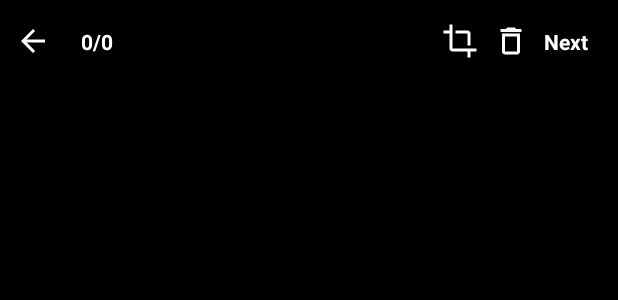
After one commit to wilson-pinto/image-viewer, an Android app: the layout dialog_image_viewer.xml on its own in the app's theme, with its tools: preview values and no code run, on a phone screen of 412 x 824 dp. The commit adds this screen. Shown: the top 300 px of the screen. Run offline under Robolectric (Android 15) with nearby library versions, the phone set to English and light mode, and no system bars.

Commit message:
added image viewer

```diff
--- a/app/build.gradle
+++ b/app/build.gradle
@@ -45,4 +45,5 @@ dependencies {
 
     implementation 'com.theartofdev.edmodo:android-image-cropper:2.8.+'
     implementation  'com.fxn769:pix:1.5.4'
+    implementation 'androidx.recyclerview:recyclerview:1.1.0'
 }
--- /dev/null
+++ b/app/src/main/res/drawable/ic_baseline_arrow_back_24.xml
@@ -0,0 +1,5 @@
+<vector android:height="24dp" android:tint="#FFFFFF"
+    android:viewportHeight="24" android:viewportWidth="24"
+    android:width="24dp" xmlns:android="http://schemas.android.com/apk/res/android">
+    <path android:fillColor="@android:color/white" android:pathData="M20,11H7.83l5.59,-5.59L12,4l-8,8 8,8 1.41,-1.41L7.83,13H20v-2z"/>
+</vector>
--- /dev/null
+++ b/app/src/main/res/drawable/ic_baseline_crop_24.xml
@@ -0,0 +1,5 @@
+<vector android:height="24dp" android:tint="#FFFFFF"
+    android:viewportHeight="24" android:viewportWidth="24"
+    android:width="24dp" xmlns:android="http://schemas.android.com/apk/res/android">
+    <path android:fillColor="@android:color/white" android:pathData="M17,15h2V7c0,-1.1 -0.9,-2 -2,-2H9v2h8v8zM7,17V1H5v4H1v2h4v10c0,1.1 0.9,2 2,2h10v4h2v-4h4v-2H7z"/>
+</vector>
--- /dev/null
+++ b/app/src/main/res/drawable/ic_baseline_delete_outline_24.xml
@@ -0,0 +1,5 @@
+<vector android:height="24dp" android:tint="#FFFFFF"
+    android:viewportHeight="24" android:viewportWidth="24"
+    android:width="24dp" xmlns:android="http://schemas.android.com/apk/res/android">
+    <path android:fillColor="@android:color/white" android:pathData="M6,19c0,1.1 0.9,2 2,2h8c1.1,0 2,-0.9 2,-2L18,7L6,7v12zM8,9h8v10L8,19L8,9zM15.5,4l-1,-1h-5l-1,1L5,4v2h14L19,4z"/>
+</vector>
--- /dev/null
+++ b/app/src/main/res/drawable/image_no_border.xml
@@ -0,0 +1,5 @@
+<?xml version="1.0" encoding="utf-8"?>
+<shape xmlns:android="http://schemas.android.com/apk/res/android">
+    <solid android:color="@android:color/transparent"/>
+    <stroke android:width="0dip" android:color="@color/purple_200" />
+</shape>
--- /dev/null
+++ b/app/src/main/res/layout/dialog_image_viewer.xml
@@ -0,0 +1,85 @@
+<?xml version="1.0" encoding="utf-8"?>
+<androidx.constraintlayout.widget.ConstraintLayout xmlns:android="http://schemas.android.com/apk/res/android"
+    xmlns:app="http://schemas.android.com/apk/res-auto"
+    android:layout_width="match_parent"
+    android:background="@color/black"
+    android:layout_height="match_parent"
+    android:layout_margin="0dp"
+    android:paddingTop="5dp">
+
+    <ImageButton
+        android:id="@+id/btnBack"
+        android:paddingVertical="10dp"
+        android:paddingLeft="10dp"
+        android:src="@drawable/ic_baseline_arrow_back_24"
+        app:layout_constraintLeft_toLeftOf="parent"
+        app:layout_constraintTop_toTopOf="parent"
+        android:layout_width="wrap_content"
+        android:background="@android:color/transparent"
+        android:layout_height="wrap_content"/>
+    <TextView
+        android:id="@+id/itemCount"
+        android:text="0/0"
+        android:paddingLeft="20dp"
+        android:textStyle="bold"
+        android:textColor="@color/white"
+        android:layout_width="wrap_content"
+        android:layout_height="wrap_content"
+        app:layout_constraintLeft_toRightOf="@+id/btnBack"
+        app:layout_constraintTop_toTopOf="@+id/btnBack"
+        app:layout_constraintBottom_toBottomOf="@+id/btnBack"/>
+
+    <ImageButton
+        android:id="@+id/btnCropImage"
+        android:layout_width="wrap_content"
+        android:layout_height="wrap_content"
+        android:background="@android:color/transparent"
+        android:paddingVertical="10dp"
+        android:paddingRight="10dp"
+        android:src="@drawable/ic_baseline_crop_24"
+        android:tint="@color/white"
+        app:layout_constraintRight_toLeftOf="@+id/btnDelete"
+        app:layout_constraintTop_toTopOf="parent" />
+
+    <ImageButton
+        android:id="@+id/btnDelete"
+        android:layout_width="wrap_content"
+        android:layout_height="wrap_content"
+        android:background="@android:color/transparent"
+        android:paddingVertical="10dp"
+        android:paddingRight="10dp"
+        android:src="@drawable/ic_baseline_delete_outline_24"
+        android:tint="@color/white"
+        app:layout_constraintRight_toLeftOf="@+id/tvNext"
+        app:layout_constraintTop_toTopOf="parent" />
+
+    <TextView
+        android:id="@+id/tvNext"
+        android:layout_width="wrap_content"
+        android:layout_height="wrap_content"
+        android:paddingRight="20dp"
+        app:layout_constraintRight_toRightOf="parent"
+        app:layout_constraintTop_toTopOf="@+id/btnDelete"
+        app:layout_constraintBottom_toBottomOf="@+id/btnDelete"
+        android:textStyle="bold"
+        android:text="Next"
+        android:textColor="@color/white"/>
+
+    <androidx.viewpager.widget.ViewPager
+        android:id="@+id/pager"
+        android:layout_width="match_parent"
+        android:layout_height="0dp"
+        app:layout_constraintBottom_toBottomOf="parent"
+        app:layout_constraintTop_toBottomOf="@+id/btnDelete" />
+
+    <androidx.recyclerview.widget.RecyclerView
+        android:id="@+id/rvImages"
+        android:layout_width="wrap_content"
+        android:layout_height="wrap_content"
+        app:layout_constraintBottom_toBottomOf="parent"
+        app:layout_constraintLeft_toLeftOf="parent"
+        app:layoutManager="androidx.recyclerview.widget.LinearLayoutManager"
+        android:orientation="horizontal"
+        />
+
+</androidx.constraintlayout.widget.ConstraintLayout>
--- a/app/src/main/res/values/colors.xml
+++ b/app/src/main/res/values/colors.xml
@@ -7,6 +7,6 @@
     <color name="teal_700">#FF018786</color>
     <color name="black">#FF000000</color>
     <color name="white">#FFFFFFFF</color>
-    <color name="colorPrimaryPix">#075e54</color>
-    <color name="colorPrimaryLightPix">#80075e54</color>
+    <color name="colorPrimaryPix">#5C005EB8</color>
+    <color name="colorPrimaryLightPix">#336799</color>
 </resources>
```
Also changed, not shown: app/src/main/java/com/example/imagepicker/DisplayImageDialog.kt (added, +103 -0 lines), app/src/main/java/com/example/imagepicker/ImageListAdapter.kt (added, +55 -0 lines), app/src/main/java/com/example/imagepicker/ImagePager.kt (added, +50 -0 lines), app/src/main/java/com/example/imagepicker/MainActivity.kt (+21 -45 lines), app/src/main/res/drawable/image_border.xml (added, +8 -0 lines), app/src/main/res/layout/activity_main.xml (+16 -10 lines), app/src/main/res/layout/col_image_viewer.xml (added, +20 -0 lines), app/src/main/res/layout/item.xml (added, +28 -0 lines).
